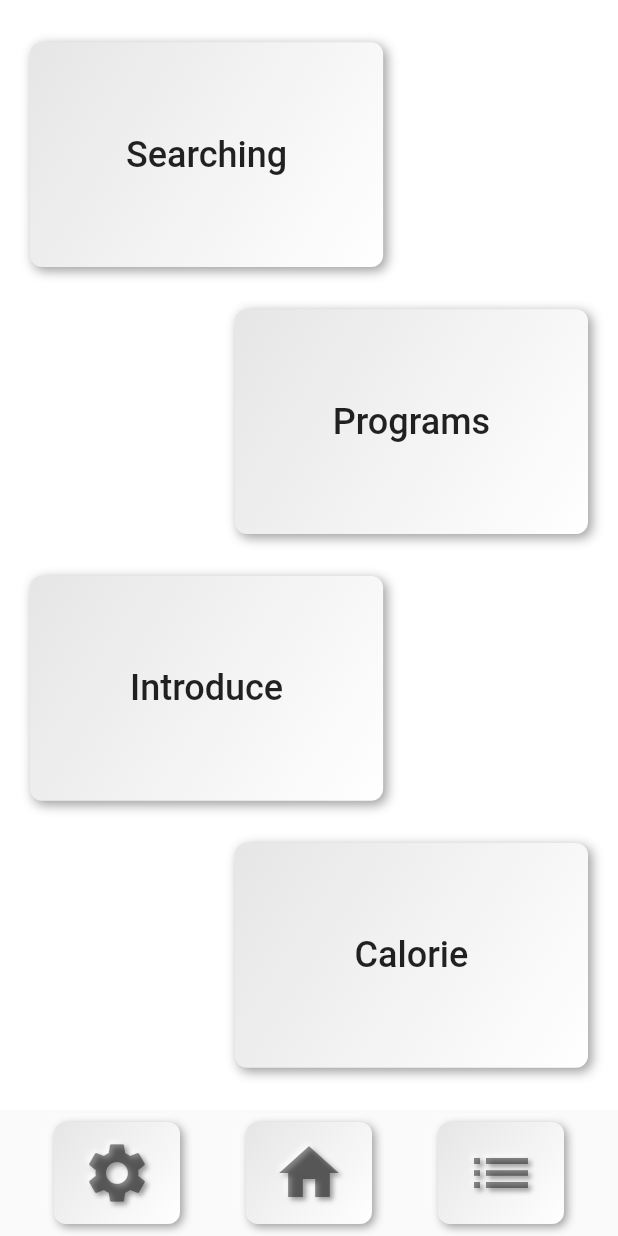
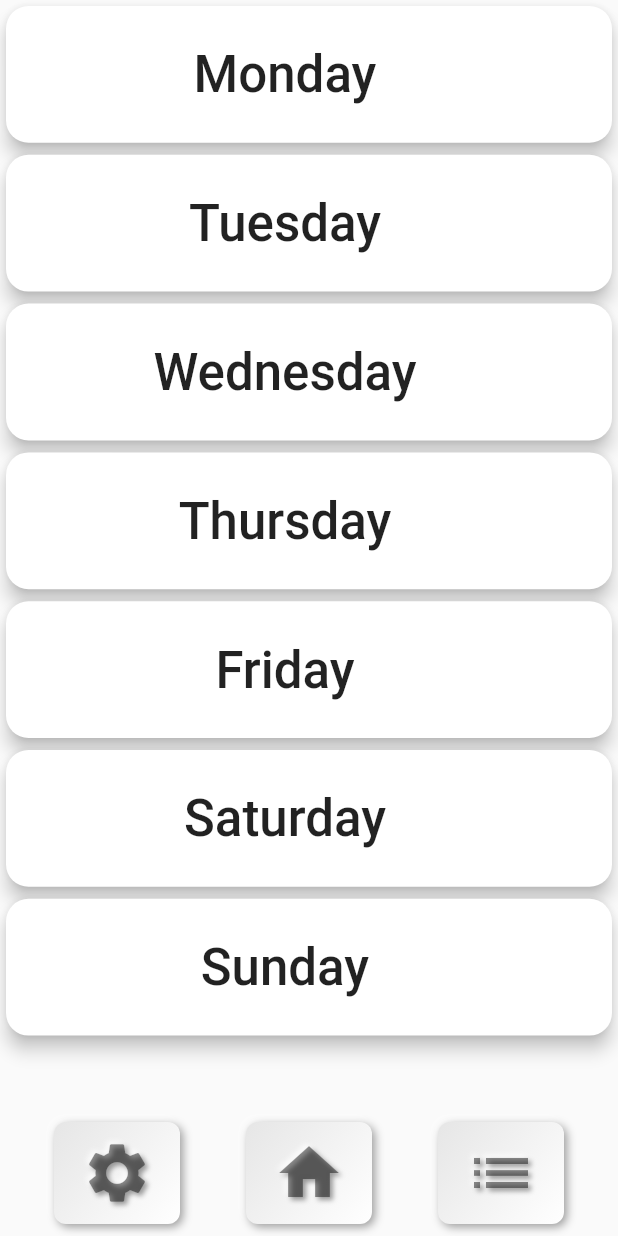
Before and after one commit to ferhatosanoglu/Karatay, a Flutter app: the screen it shows after launch, on a phone screen of 412 x 824 dp. Run offline on Flutter 3.47's test engine with Material 2 defaults, Android fonts, the light colour scheme and no system bars; drawn by our look-alikes of flutter_neumorphic.

Commit message:
feat: Created Programs List Page

```diff
--- a/lib/main.dart
+++ b/lib/main.dart
@@ -1,5 +1,6 @@
 import 'package:flutter/material.dart';
 import 'package:karatay/pages/HomePage.dart';
+import 'package:karatay/pages/ProgramListPage.dart';
 import 'package:karatay/widgets/NavigationBar.dart';
 
 void main() {
@@ -16,7 +17,7 @@ class MyApp extends StatelessWidget {
         primarySwatch: Colors.blue,
       ),
       home: Scaffold(
-        body: HomePage(),
+        body: ProgramListPage(),
         bottomNavigationBar: NavigationBar(),
       ),
       //MyHomePage(title: 'karatay Home Page')
--- /dev/null
+++ b/lib/pages/ProgramListPage.dart
@@ -0,0 +1,57 @@
+import 'package:flutter/material.dart';
+
+class ProgramListPage extends StatefulWidget {
+  @override
+  _ProgramListPageState createState() => _ProgramListPageState();
+}
+
+class _ProgramListPageState extends State<ProgramListPage> {
+  List<String> days = <String>[
+    "Monday",
+    "Tuesday",
+    "Wednesday",
+    "Thursday",
+    "Friday",
+    "Saturday",
+    "Sunday"
+  ];
+  @override
+  Widget build(BuildContext context) {
+    var size = MediaQuery.of(context).size;
+    return ListView.builder(
+      itemCount: days.length,
+      itemBuilder: (context, i) {
+        return Card(
+          elevation: 5,
+          shape: RoundedRectangleBorder(
+            borderRadius: BorderRadius.circular(15),
+          ),
+          child: ExpansionTile(
+            trailing: SizedBox.shrink(),
+            title: Center(
+                child: Padding(
+              padding: EdgeInsets.symmetric(vertical: size.height / 40),
+              child: Text(days[i],
+                  style: Theme.of(context).textTheme.bodyText1.apply(fontSizeDelta: 20)),
+            )),
+            children: [
+              subTile(days[i], context),
+            ],
+          ),
+        );
+      },
+    );
+  }
+}
+
+Widget subTile(String time, context) {
+  return GestureDetector(
+    onTap: () {},
+    child: Container(
+      height: 300,
+      child: Card(
+        child: Center(child: Text(time, style: Theme.of(context).textTheme.headline2)),
+      ),
+    ),
+  );
+}
```
